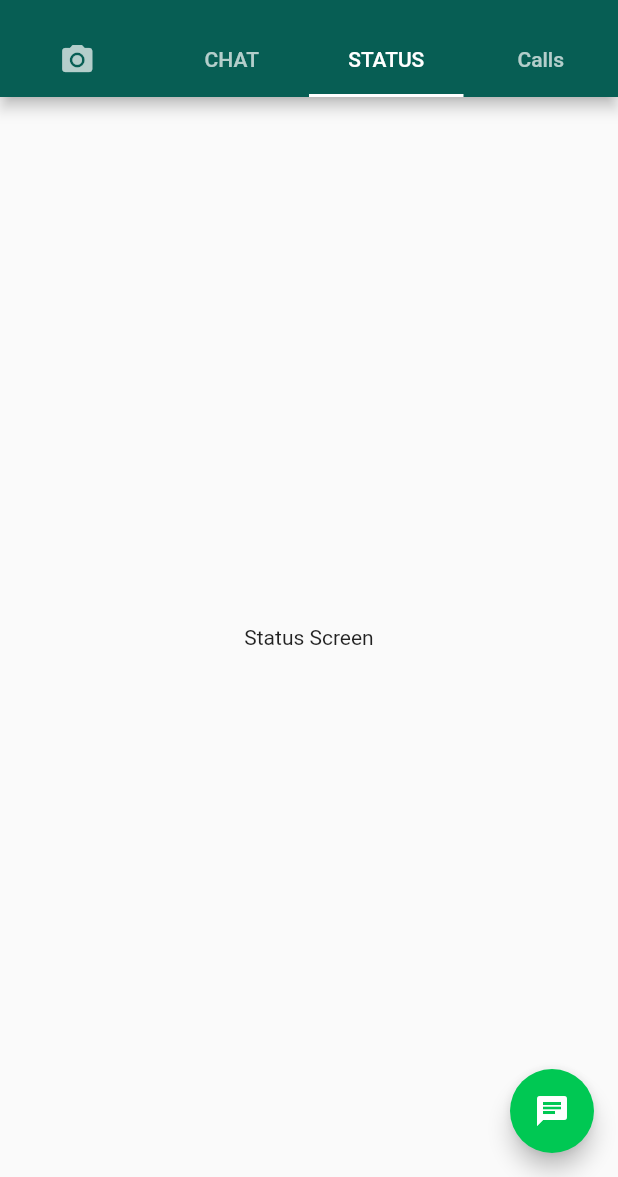
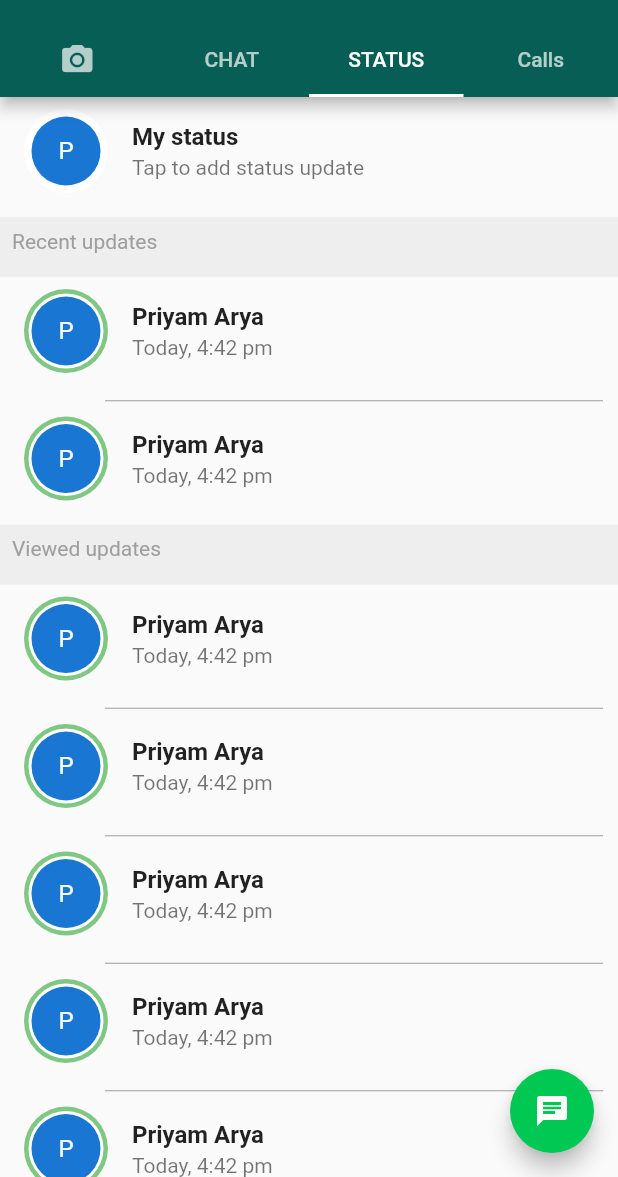
Before and after one commit to priyamarya089/FlutterWhatsAppClone, a Flutter app: the screen it shows after launch, tab 3 chosen, on a phone screen of 412 x 824 dp, the part 59-1236 px from its top. Run offline on Flutter 3.47's test engine with Material 2 defaults, Android fonts, the phone set to English and light mode, and no system bars.

Commit message:
status screen created

```diff
--- a/lib/pages/StatusScreen.dart
+++ b/lib/pages/StatusScreen.dart
@@ -13,8 +13,128 @@ class _MyHomePageState extends State<StatusScreen> {
 
   @override
   Widget build(BuildContext context) {
-    return Center(
-      child: Text("Status Screen"),
+    return ListView(
+      shrinkWrap: true,
+      physics: ScrollPhysics(),
+      children: [
+        Container(
+          height: 80.0,
+          child: ListTile(
+            leading : CircleAvatar(
+              radius: 28.0,
+              backgroundColor: Colors.white,
+              child: CircleAvatar(
+                radius: 23.0,
+                child: Text("P"),
+              ),
+            ),
+            title: Text("My status",style: TextStyle(fontWeight: FontWeight.bold),),
+            subtitle: Text("Tap to add status update"),
+          ),
+        ),
+        Container(
+          height: 40.0,
+          color: Colors.grey[200],
+          child: Padding(
+            padding: const EdgeInsets.all(8.0),
+            child: Text("Recent updates" ,
+              style: TextStyle(color: Colors.grey),
+            ),
+          )
+        ),
+        ListView.builder(
+          shrinkWrap: true,
+          physics: ScrollPhysics(),
+          itemCount: 2,
+          itemBuilder: (context, index){
+            return
+            ListView(
+              shrinkWrap: true,
+              physics: ScrollPhysics(),
+              children: [
+                Container(
+                  height: 80.0,
+                  child: ListTile(
+                    leading : Container(
+                      child: CircleAvatar(
+                        radius: 25.0,
+                        backgroundColor: Colors.white,
+                        child: CircleAvatar(
+                          radius: 23.0,
+                          child: Text("P"),
+                        ),
+                      ),
+                      padding: const EdgeInsets.all(3.0), // borde width
+                      decoration: new BoxDecoration(
+                        color: Colors.green[300], // border color
+                        shape: BoxShape.circle,
+                      )
+                    ),
+                    title: Text("Priyam Arya",style: TextStyle(fontWeight: FontWeight.bold),),
+                    subtitle: Text("Today, 4:42 pm"),
+                  ),
+                ),
+                if(index != 1 )
+                Padding(
+                  padding: const EdgeInsets.only(left : 70.0, right:10.0),
+                  child: Divider(height: 5.0,color: Colors.grey),
+                )
+              ],
+            );
+          },
+        ),
+        Container(
+          height: 40.0,
+          color: Colors.grey[200],
+          child: Padding(
+            padding: const EdgeInsets.all(8.0),
+            child: Text("Viewed updates" ,
+              style: TextStyle(color: Colors.grey),
+            ),
+          )
+        ),
+        ListView.builder(
+          shrinkWrap: true,
+          physics: ScrollPhysics(),
+          itemCount: 10,
+          itemBuilder: (context, index){
+            return
+            ListView(
+              shrinkWrap: true,
+              physics: ScrollPhysics(),
+              children: [
+                Container(
+                  height: 80.0,
+                  child: ListTile(
+                    leading : Container(
+                      child: CircleAvatar(
+                        radius: 25.0,
+                        backgroundColor: Colors.white,
+                        child: CircleAvatar(
+                          radius: 23.0,
+                          child: Text("P"),
+                        ),
+                      ),
+                      padding: const EdgeInsets.all(3.0), // borde width
+                      decoration: new BoxDecoration(
+                        color: Colors.green[300], // border color
+                        shape: BoxShape.circle,
+                      )
+                    ),
+                    title: Text("Priyam Arya",style: TextStyle(fontWeight: FontWeight.bold),),
+                    subtitle: Text("Today, 4:42 pm"),
+                  ),
+                ),
+                if(index != 9 )
+                Padding(
+                  padding: const EdgeInsets.only(left : 70.0, right:10.0),
+                  child: Divider(height: 5.0,color: Colors.grey),
+                )
+              ],
+            );
+          },
+        ),
+      ],
     );
   }
 }
```
